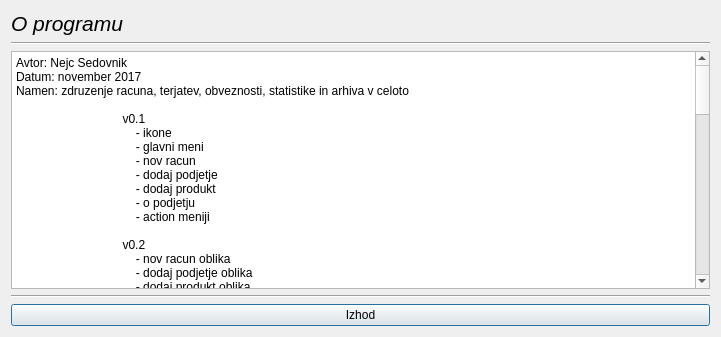
The window that oprogramu.ui (MaxMaxy/racun) describes before a commit, drawn with Qt 5.
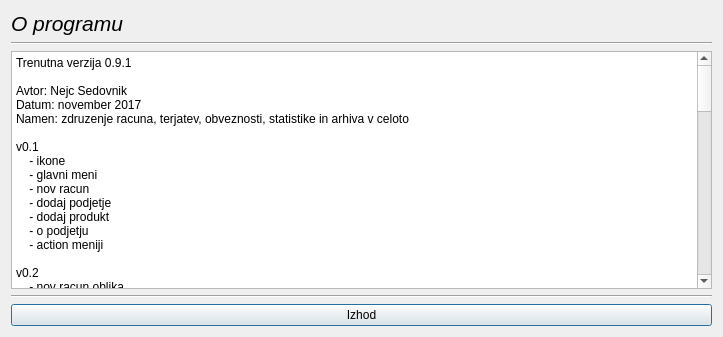
The same window after the commit.

Commit message: v0.9.1 Testna verzija, iskanje bugov, izboljsave

The edit to the form file:
```diff
--- a/oprogramu.ui
+++ b/oprogramu.ui
@@ -6,7 +6,7 @@
    <rect>
     <x>0</x>
     <y>0</y>
-    <width>721</width>
+    <width>723</width>
     <height>337</height>
    </rect>
   </property>
@@ -60,75 +60,79 @@
         <bool>true</bool>
        </property>
        <property name="plainText">
-        <string>Avtor: Nejc Sedovnik
+        <string>Trenutna verzija 0.9.1
+
+Avtor: Nejc Sedovnik
 Datum: november 2017
 Namen: zdruzenje racuna, terjatev, obveznosti, statistike in arhiva v celoto
                                 
-                                v0.1
-                                    - ikone
-                                    - glavni meni
-                                    - nov racun
-                                    - dodaj podjetje
-                                    - dodaj produkt
-                                    - o podjetju
-                                    - action meniji
+v0.1
+    - ikone
+    - glavni meni
+    - nov racun
+    - dodaj podjetje
+    - dodaj produkt
+    - o podjetju
+    - action meniji
                                 
-                                v0.2
-                                    - nov racun oblika
-                                    - dodaj podjetje oblika
-                                    - dodaj produkt oblika
-                                    - o podjetju oblika
-                                    - main menu oblika
+v0.2
+    - nov racun oblika
+    - dodaj podjetje oblika
+    - dodaj produkt oblika
+    - o podjetju oblika
+    - main menu oblika
                                 
-                                v0.3
-                                    - dodaj podjetje osnovna logika
-                                    - zapise podjetje v file
-                                    - doda v list widget
-                                    - osnovna write &amp; read funkcija
-                                    - gumb za popravljanje podatkov v filu
+v0.3
+    - dodaj podjetje osnovna logika
+    - zapise podjetje v file
+    - doda v list widget
+    - osnovna write &amp; read funkcija
+    - gumb za popravljanje podatkov v filu
                                 
-                                v0.3.1
-                                    - sprememba listWidget v treeWidget
-                                    - dodana posta stranke
+v0.3.1
+    - sprememba listWidget v treeWidget
+    - dodana posta stranke
                                 
-                                v0.4
-                                    - dodaj produkt logika
-                                    - spremenjen izgled v produktih in strankah
-                                    - mogoce dodajati stranke
-                                    - mogoce dodajati produkte za stranke
-                                    - mogoce spreminjati podatke strank
-                                    - mogoce spreminjati podatke produktov
-                                    - ob novi stranki naredi file za produkte te stranke, kot id_stranke.txt
+v0.4
+    - dodaj produkt logika
+    - spremenjen izgled v produktih in strankah
+    - mogoce dodajati stranke
+    - mogoce dodajati produkte za stranke
+    - mogoce spreminjati podatke strank
+    - mogoce spreminjati podatke produktov
+    - ob novi stranki naredi file za produkte te stranke, kot id_stranke.txt
                                 
-                                v0.5
-                                    - nov racun omogoca vnos produktov, kosov in izracuna ceno za vsoto vseh produktov, ddv, popust in celoto
+v0.5
+    - nov racun omogoca vnos produktov, kosov in izracuna ceno za vsoto vseh produktov, ddv, popust in celoto
                                 
-                                v0.6
-                                    - iskalnik v nov racun in dodaj / popravi produkte
-                                    - nekaj popravkov v nov racun, dodan eur znak produktom, ce je med ceno vejica jo zamenja s piko,
-                                      ker vejica ni decimalno locilo in jo racunalnik ne prebere kot decimalko, nekaj vizualnih popravkov
+v0.6
+    - iskalnik v nov racun in dodaj / popravi produkte
+    - nekaj popravkov v nov racun, dodan eur znak produktom, ce je med ceno vejica jo zamenja s piko,
+      ker vejica ni decimalno locilo in jo racunalnik ne prebere kot decimalko, nekaj vizualnih popravkov
                                 
-                                v0.7
-                                    - arhiv narejen
-                                    - arhiv za nove racune narejen, osnovna oblika racuna narejena, print racuna narejen, shranjevanje
-                                      racuna narejeno
-                                    - manjsi popravki v celoti
+v0.7
+    - arhiv narejen
+    - arhiv za nove racune narejen, osnovna oblika racuna narejena, print racuna narejen, shranjevanje
+      racuna narejeno
+    - manjsi popravki v celoti
                                 
-                                v0.8
-                                    - terjatve osnova, prikaz, izracun
-                                    - obveznosti izgled
+v0.8
+    - terjatve osnova, prikaz, izracun
+    - obveznosti izgled
                                 
-                                v0.9
-                                    - terjatve in obveznosti osnovno delujejo, popravki v kodi, vizualni popravki
-                                    - dodajajnje funkcij v terjatve in obveznosti in nov racun
-                                    - mozno dodajati produkte direktno iz nov racun
+v0.9
+    - terjatve in obveznosti osnovno delujejo, popravki v kodi, vizualni popravki
+    - dodajajnje funkcij v terjatve in obveznosti in nov racun
+    - mozno dodajati produkte direktno iz nov racun
+
+v0.9.1
+    - testna verzija, iskanje bugov, itd. 
                                 
-                                
-                                TO_DO:
-                                    - pretvorba racuna za bizbox
-                                    - moznost posiljanja racuna po emailu strankam
-                                    - grafi, statistika
-                                    - itd.</string>
+TO_DO:
+    - pretvorba racuna za bizbox
+    - moznost posiljanja racuna po emailu strankam
+    - grafi, statistika
+    - itd.</string>
        </property>
       </widget>
      </item>
```
The commit also changes 20 other files.
